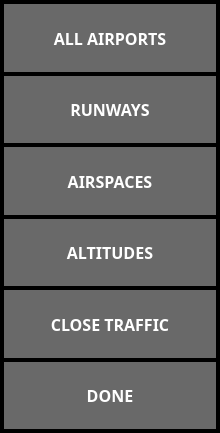
The window that ui/Overlays.ui (UnexplodedMinds/Stratofier) describes before a commit, drawn with Qt 5.
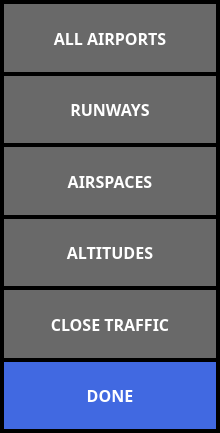
The same window after the commit. Icons and pictures are not drawn.

Commit message: Colorize some of the buttons and add initial bluetooth discovery support.  This DOES NOT work on Windows.

What changed in the file:
```diff
--- a/ui/Overlays.ui
+++ b/ui/Overlays.ui
@@ -314,6 +314,21 @@
        <bold>true</bold>
       </font>
      </property>
+     <property name="styleSheet">
+      <string notr="true">QPushButton
+{
+	border: none;
+	background-color: RoyalBlue;
+	color: white;
+}
+QPushButton::pressed
+{
+	border: none;
+	background-color: CornflowerBlue;
+	color: black;
+}
+</string>
+     </property>
      <property name="text">
       <string>DONE</string>
      </property>
```
The commit also changes 21 other files.
